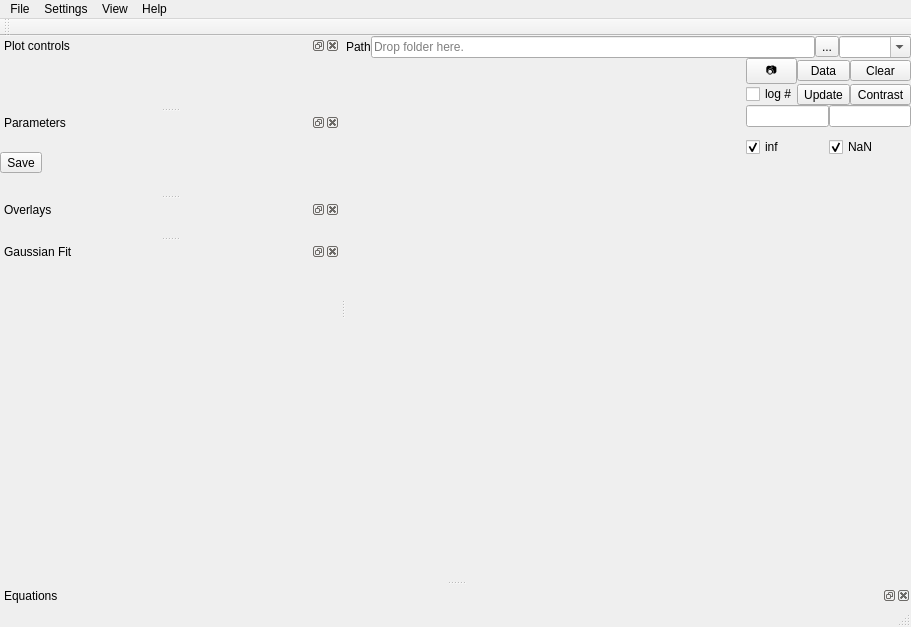
Qt form ndxplorer/plotting/plot_main.ui (Fluorescence-Tools/ndxplorer) before a commit.
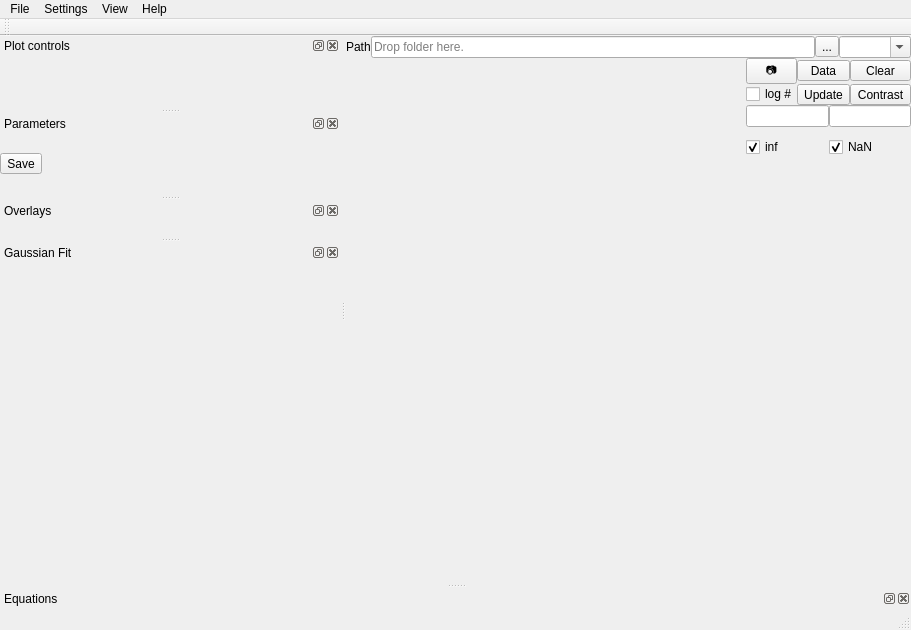
The same form after that commit. Icons and pictures are not drawn.

Commit message:
Refactor plot control UI for improved layout and functionality
- Adjust widget dimensions for enhanced alignment and spacing.
- Reorganize Z-axis controls, including new widgets (`toolButtonSetZAxis`, `checkBoxAutoScaleZ`) for axis scaling and updates.
- Introduce clustering and selection management tools (`pushButtonShowClusteringDialog`, `toolButtonClearSelection`) with updated tooltips.
- Add `actionFix_Report_Tool` and `actionMake_Report` for menu-based report management.
- Optimize resizing and size policy configurations for consistency across the plotting UI.

What changed in the file:
```diff
--- a/ndxplorer/plotting/plot_main.ui
+++ b/ndxplorer/plotting/plot_main.ui
@@ -6,8 +6,8 @@
    <rect>
     <x>0</x>
     <y>0</y>
-    <width>899</width>
-    <height>627</height>
+    <width>900</width>
+    <height>630</height>
    </rect>
   </property>
   <property name="windowTitle">
```
Left out of the diff: 10 changed lines with no effect on the pictures. The commit also changes 1 other file.
